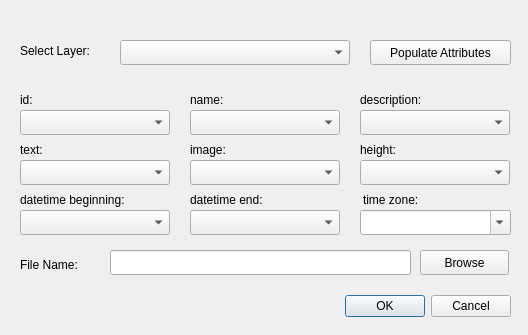
Before: the Qt Designer form CZMLBillboardMaker_dialog_base.ui in muratkendir/CZMLBillboardMaker, drawn with Qt 5.
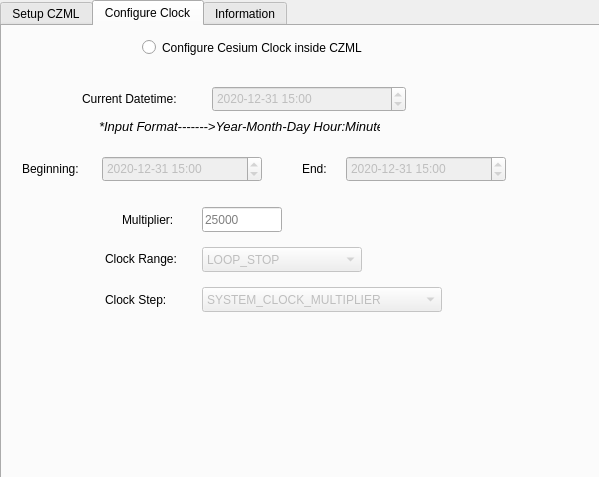
After: the same form once the commit is applied. The open tabs and pages were chosen to show the change. Icons and pictures are not drawn.

Commit message: Time Configuration functions added, information tab added.

What changed in the file:
```diff
--- a/CZMLBillboardMaker_dialog_base.ui
+++ b/CZMLBillboardMaker_dialog_base.ui
@@ -6,8 +6,8 @@
    <rect>
     <x>0</x>
     <y>0</y>
-    <width>528</width>
-    <height>335</height>
+    <width>599</width>
+    <height>477</height>
    </rect>
   </property>
   <property name="windowTitle">
@@ -17,99 +17,40 @@
    <iconset>
     <normaloff>icon.png</normaloff>icon.png</iconset>
   </property>
-  <widget class="QDialogButtonBox" name="button_box">
+  <widget class="QTabWidget" name="tabWidget">
    <property name="geometry">
     <rect>
-     <x>170</x>
-     <y>290</y>
-     <width>341</width>
-     <height>32</height>
+     <x>0</x>
+     <y>0</y>
+     <width>601</width>
+     <height>481</height>
     </rect>
    </property>
-   <property name="orientation">
-    <enum>Qt::Horizontal</enum>
+   <property name="styleSheet">
+    <string notr="true"/>
    </property>
-   <property name="standardButtons">
-    <set>QDialogButtonBox::Cancel|QDialogButtonBox::Ok</set>
+   <property name="currentIndex">
+    <number>0</number>
    </property>
-  </widget>
-  <widget class="QLabel" name="labelSelectLayer">
+   <widget class="QWidget" name="tabLayer">
+    <attribute name="title">
+     <string>Setup CZML</string>
+    </attribute>
+    <widget class="QComboBox" name="comboBoxText">
    <property name="geometry">
     <rect>
      <x>20</x>
-     <y>41</y>
-     <width>91</width>
-     <height>20</height>
-    </rect>
-   </property>
-   <property name="text">
-    <string>Select Layer:</string>
-   </property>
-  </widget>
-  <widget class="QComboBox" name="comboPointLayerNames">
-   <property name="geometry">
-    <rect>
-     <x>120</x>
-     <y>40</y>
-     <width>230</width>
+       <y>140</y>
+       <width>150</width>
      <height>25</height>
     </rect>
    </property>
   </widget>
-  <widget class="QLineEdit" name="lineEditFileName">
-   <property name="geometry">
-    <rect>
-     <x>110</x>
-     <y>250</y>
-     <width>301</width>
-     <height>25</height>
-    </rect>
-   </property>
-  </widget>
-  <widget class="QLabel" name="labelFileName">
-   <property name="geometry">
-    <rect>
-     <x>20</x>
-     <y>255</y>
-     <width>91</width>
-     <height>20</height>
-    </rect>
-   </property>
-   <property name="text">
-    <string>File Name:</string>
-   </property>
-  </widget>
-  <widget class="QLabel" name="labelID">
-   <property name="geometry">
-    <rect>
-     <x>20</x>
-     <y>90</y>
-     <width>91</width>
-     <height>20</height>
-    </rect>
-   </property>
-   <property name="text">
-    <string>id:</string>
-   </property>
-  </widget>
-  <widget class="QLabel" name="labelName">
-   <property name="geometry">
-    <rect>
-     <x>190</x>
-     <y>90</y>
-     <width>81</width>
-     <height>20</height>
-    </rect>
-   </property>
-   <property name="text">
-    <string>name:</string>
-   </property>
-  </widget>
   <widget class="QLabel" name="labelDescription">
    <property name="geometry">
     <rect>
      <x>360</x>
-     <y>90</y>
+       <y>70</y>
      <width>121</width>
      <height>20</height>
     </rect>
@@ -122,20 +63,115 @@
    <property name="geometry">
     <rect>
      <x>20</x>
-     <y>140</y>
+       <y>120</y>
      <width>81</width>
      <height>20</height>
     </rect>
    </property>
    <property name="text">
-    <string>text:</string>
+      <string>label text:</string>
+     </property>
+    </widget>
+    <widget class="QLabel" name="labelSelectLayer">
+     <property name="geometry">
+      <rect>
+       <x>20</x>
+       <y>21</y>
+       <width>91</width>
+       <height>20</height>
+      </rect>
+     </property>
+     <property name="text">
+      <string>Select Layer:</string>
+     </property>
+    </widget>
+    <widget class="QLabel" name="labelName">
+     <property name="geometry">
+      <rect>
+       <x>190</x>
+       <y>70</y>
+       <width>81</width>
+       <height>20</height>
+      </rect>
+     </property>
+     <property name="text">
+      <string>name:</string>
+     </property>
+    </widget>
+    <widget class="QComboBox" name="comboBoxId">
+     <property name="geometry">
+      <rect>
+       <x>20</x>
+       <y>90</y>
+       <width>150</width>
+       <height>25</height>
+      </rect>
+     </property>
+    </widget>
+    <widget class="QComboBox" name="comboBoxImage">
+     <property name="geometry">
+      <rect>
+       <x>190</x>
+       <y>140</y>
+       <width>150</width>
+       <height>25</height>
+      </rect>
+     </property>
+    </widget>
+    <widget class="QLabel" name="labelTimeBeginning">
+     <property name="geometry">
+      <rect>
+       <x>20</x>
+       <y>170</y>
+       <width>161</width>
+       <height>20</height>
+      </rect>
+     </property>
+     <property name="text">
+      <string>datetime beginning:</string>
+     </property>
+    </widget>
+    <widget class="QComboBox" name="comboBoxHeight">
+     <property name="geometry">
+      <rect>
+       <x>360</x>
+       <y>140</y>
+       <width>150</width>
+       <height>25</height>
+      </rect>
+     </property>
+    </widget>
+    <widget class="QLabel" name="labelTimeEnd">
+     <property name="geometry">
+      <rect>
+       <x>190</x>
+       <y>170</y>
+       <width>131</width>
+       <height>20</height>
+      </rect>
+     </property>
+     <property name="text">
+      <string>datetime end:</string>
+     </property>
+    </widget>
+    <widget class="QComboBox" name="comboBoxTimeZone">
+     <property name="geometry">
+      <rect>
+       <x>360</x>
+       <y>190</y>
+       <width>151</width>
+       <height>25</height>
+      </rect>
+     </property>
+     <property name="editable">
+      <bool>true</bool>
    </property>
   </widget>
   <widget class="QLabel" name="labelImage">
    <property name="geometry">
     <rect>
      <x>190</x>
-     <y>140</y>
+       <y>120</y>
      <width>81</width>
      <height>20</height>
     </rect>
@@ -148,7 +184,7 @@
    <property name="geometry">
     <rect>
      <x>360</x>
-     <y>140</y>
+       <y>120</y>
      <width>81</width>
      <height>20</height>
     </rect>
@@ -157,62 +193,12 @@
     <string>height:</string>
    </property>
   </widget>
-  <widget class="QComboBox" name="comboBoxId">
+    <widget class="QLineEdit" name="lineEditFileName">
    <property name="geometry">
     <rect>
-     <x>20</x>
-     <y>110</y>
-     <width>150</width>
-     <height>25</height>
-    </rect>
-   </property>
-  </widget>
-  <widget class="QComboBox" name="comboBoxDescription">
-   <property name="geometry">
-    <rect>
-     <x>360</x>
-     <y>110</y>
-     <width>150</width>
-     <height>25</height>
-    </rect>
-   </property>
-  </widget>
-  <widget class="QComboBox" name="comboBoxName">
-   <property name="geometry">
-    <rect>
-     <x>190</x>
-     <y>110</y>
-     <width>150</width>
-     <height>25</height>
-    </rect>
-   </property>
-  </widget>
-  <widget class="QComboBox" name="comboBoxText">
-   <property name="geometry">
-    <rect>
-     <x>20</x>
-     <y>160</y>
-     <width>150</width>
-     <height>25</height>
-    </rect>
-   </property>
-  </widget>
-  <widget class="QComboBox" name="comboBoxImage">
-   <property name="geometry">
-    <rect>
-     <x>190</x>
-     <y>160</y>
-     <width>150</width>
-     <height>25</height>
-    </rect>
-   </property>
-  </widget>
-  <widget class="QComboBox" name="comboBoxHeight">
-   <property name="geometry">
-    <rect>
-     <x>360</x>
-     <y>160</y>
-     <width>150</width>
+       <x>110</x>
+       <y>230</y>
+       <width>301</width>
      <height>25</height>
     </rect>
    </property>
@@ -221,7 +207,7 @@
    <property name="geometry">
     <rect>
      <x>370</x>
-     <y>40</y>
+       <y>20</y>
      <width>141</width>
      <height>25</height>
     </rect>
@@ -230,60 +216,60 @@
     <string>Populate Attributes</string>
    </property>
   </widget>
-  <widget class="QPushButton" name="pushButtonBrowse">
-   <property name="geometry">
-    <rect>
-     <x>420</x>
-     <y>250</y>
-     <width>89</width>
-     <height>25</height>
-    </rect>
-   </property>
-   <property name="text">
-    <string>Browse</string>
-   </property>
-  </widget>
-  <widget class="QLabel" name="labelTimeBeginning">
+    <widget class="QLabel" name="labelID">
    <property name="geometry">
     <rect>
      <x>20</x>
-     <y>190</y>
-     <width>161</width>
+       <y>70</y>
+       <width>91</width>
      <height>20</height>
     </rect>
    </property>
    <property name="text">
-    <string>datetime beginning:</string>
-   </property>
-  </widget>
-  <widget class="QComboBox" name="comboBoxTimeBeginning">
+      <string>id:</string>
+     </property>
+    </widget>
+    <widget class="QComboBox" name="comboBoxDescription">
    <property name="geometry">
     <rect>
-     <x>20</x>
-     <y>210</y>
+       <x>360</x>
+       <y>90</y>
      <width>150</width>
      <height>25</height>
     </rect>
    </property>
   </widget>
-  <widget class="QLabel" name="labelTimeEnd">
+    <widget class="QDialogButtonBox" name="button_box">
    <property name="geometry">
     <rect>
-     <x>190</x>
-     <y>190</y>
-     <width>131</width>
-     <height>20</height>
-    </rect>
-   </property>
-   <property name="text">
-    <string>datetime end:</string>
+       <x>170</x>
+       <y>270</y>
+       <width>341</width>
+       <height>32</height>
+      </rect>
+     </property>
+     <property name="orientation">
+      <enum>Qt::Horizontal</enum>
+     </property>
+     <property name="standardButtons">
+      <set>QDialogButtonBox::Cancel|QDialogButtonBox::Ok</set>
+     </property>
+    </widget>
+    <widget class="QComboBox" name="comboPointLayerNames">
+     <property name="geometry">
+      <rect>
+       <x>120</x>
+       <y>20</y>
+       <width>230</width>
+       <height>25</height>
+      </rect>
    </property>
   </widget>
   <widget class="QComboBox" name="comboBoxTimeEnd">
    <property name="geometry">
     <rect>
      <x>190</x>
-     <y>210</y>
+       <y>190</y>
      <width>150</width>
      <height>25</height>
     </rect>
@@ -293,7 +279,7 @@
    <property name="geometry">
     <rect>
      <x>363</x>
-     <y>190</y>
+       <y>170</y>
      <width>130</width>
      <height>20</height>
     </rect>
@@ -302,18 +288,418 @@
     <string>time zone:</string>
    </property>
   </widget>
-  <widget class="QComboBox" name="comboBoxTimeZone">
+    <widget class="QPushButton" name="pushButtonBrowse">
    <property name="geometry">
     <rect>
-     <x>360</x>
-     <y>210</y>
-     <width>151</width>
+       <x>420</x>
+       <y>230</y>
+       <width>89</width>
      <height>25</height>
     </rect>
    </property>
-   <property name="editable">
+     <property name="text">
+      <string>Browse</string>
+     </property>
+    </widget>
+    <widget class="QComboBox" name="comboBoxName">
+     <property name="geometry">
+      <rect>
+       <x>190</x>
+       <y>90</y>
+       <width>150</width>
+       <height>25</height>
+      </rect>
+     </property>
+    </widget>
+    <widget class="QLabel" name="labelFileName">
+     <property name="geometry">
+      <rect>
+       <x>20</x>
+       <y>235</y>
+       <width>91</width>
+       <height>20</height>
+      </rect>
+     </property>
+     <property name="text">
+      <string>File Name:</string>
+     </property>
+    </widget>
+    <widget class="QComboBox" name="comboBoxTimeBeginning">
+     <property name="geometry">
+      <rect>
+       <x>20</x>
+       <y>190</y>
+       <width>150</width>
+       <height>25</height>
+      </rect>
+     </property>
+    </widget>
+   </widget>
+   <widget class="QWidget" name="tabClock">
+    <attribute name="title">
+     <string>Configure Clock</string>
+    </attribute>
+    <widget class="QRadioButton" name="radioButtonClockConf">
+     <property name="geometry">
+      <rect>
+       <x>140</x>
+       <y>10</y>
+       <width>271</width>
+       <height>23</height>
+      </rect>
+     </property>
+     <property name="text">
+      <string>Configure Cesium Clock inside CZML</string>
+     </property>
+    </widget>
+    <widget class="QDateTimeEdit" name="dateTimeEditClockCurrent">
+     <property name="enabled">
+      <bool>false</bool>
+     </property>
+     <property name="geometry">
+      <rect>
+       <x>210</x>
+       <y>60</y>
+       <width>194</width>
+       <height>26</height>
+      </rect>
+     </property>
+     <property name="dateTime">
+      <datetime>
+       <hour>15</hour>
+       <minute>0</minute>
+       <second>0</second>
+       <year>2020</year>
+       <month>12</month>
+       <day>31</day>
+      </datetime>
+     </property>
+     <property name="displayFormat">
+      <string>yyyy-MM-dd HH:mm</string>
+     </property>
+     <property name="timeSpec">
+      <enum>Qt::UTC</enum>
+     </property>
+    </widget>
+    <widget class="QLabel" name="labelClockCurrentDatetime">
+     <property name="enabled">
     <bool>true</bool>
    </property>
+     <property name="geometry">
+      <rect>
+       <x>80</x>
+       <y>63</y>
+       <width>131</width>
+       <height>20</height>
+      </rect>
+     </property>
+     <property name="text">
+      <string>Current Datetime:</string>
+     </property>
+    </widget>
+    <widget class="QLabel" name="labelInputClockFormatDatetime">
+     <property name="enabled">
+      <bool>true</bool>
+     </property>
+     <property name="geometry">
+      <rect>
+       <x>97</x>
+       <y>90</y>
+       <width>281</width>
+       <height>20</height>
+      </rect>
+     </property>
+     <property name="font">
+      <font>
+       <family>Ubuntu</family>
+       <pointsize>10</pointsize>
+       <italic>true</italic>
+      </font>
+     </property>
+     <property name="text">
+      <string>*Input Format-------&gt;Year-Month-Day Hour:Minute</string>
+     </property>
+    </widget>
+    <widget class="QDateTimeEdit" name="dateTimeEditClockBeginning">
+     <property name="enabled">
+      <bool>false</bool>
+     </property>
+     <property name="geometry">
+      <rect>
+       <x>100</x>
+       <y>130</y>
+       <width>160</width>
+       <height>26</height>
+      </rect>
+     </property>
+     <property name="dateTime">
+      <datetime>
+       <hour>15</hour>
+       <minute>0</minute>
+       <second>0</second>
+       <year>2020</year>
+       <month>12</month>
+       <day>31</day>
+      </datetime>
+     </property>
+     <property name="displayFormat">
+      <string>yyyy-MM-dd HH:mm</string>
+     </property>
+     <property name="timeSpec">
+      <enum>Qt::UTC</enum>
+     </property>
+    </widget>
+    <widget class="QLabel" name="labelClockBeginningDatetime">
+     <property name="enabled">
+      <bool>true</bool>
+     </property>
+     <property name="geometry">
+      <rect>
+       <x>20</x>
+       <y>133</y>
+       <width>81</width>
+       <height>20</height>
+      </rect>
+     </property>
+     <property name="text">
+      <string>Beginning:</string>
+     </property>
+    </widget>
+    <widget class="QLabel" name="labelClockEndDatetime">
+     <property name="enabled">
+      <bool>true</bool>
+     </property>
+     <property name="geometry">
+      <rect>
+       <x>300</x>
+       <y>133</y>
+       <width>31</width>
+       <height>20</height>
+      </rect>
+     </property>
+     <property name="text">
+      <string>End:</string>
+     </property>
+    </widget>
+    <widget class="QDateTimeEdit" name="dateTimeEditClockEnd">
+     <property name="enabled">
+      <bool>false</bool>
+     </property>
+     <property name="geometry">
+      <rect>
+       <x>344</x>
+       <y>130</y>
+       <width>160</width>
+       <height>26</height>
+      </rect>
+     </property>
+     <property name="dateTime">
+      <datetime>
+       <hour>15</hour>
+       <minute>0</minute>
+       <second>0</second>
+       <year>2020</year>
+       <month>12</month>
+       <day>31</day>
+      </datetime>
+     </property>
+     <property name="maximumDate">
+      <date>
+       <year>9999</year>
+       <month>12</month>
+       <day>31</day>
+      </date>
+     </property>
+     <property name="displayFormat">
+      <string>yyyy-MM-dd HH:mm</string>
+     </property>
+     <property name="timeSpec">
+      <enum>Qt::UTC</enum>
+     </property>
+    </widget>
+    <widget class="QLabel" name="labelClockMultiplier">
+     <property name="enabled">
+      <bool>true</bool>
+     </property>
+     <property name="geometry">
+      <rect>
+       <x>120</x>
+       <y>185</y>
+       <width>71</width>
+       <height>17</height>
+      </rect>
+     </property>
+     <property name="text">
+      <string>Multiplier:</string>
+     </property>
+    </widget>
+    <widget class="QLineEdit" name="lineEditClockMultiplier">
+     <property name="geometry">
+      <rect>
+       <x>200</x>
+       <y>181</y>
+       <width>80</width>
+       <height>25</height>
+      </rect>
+     </property>
+     <property name="placeholderText">
+      <string>25000</string>
+     </property>
+    </widget>
+    <widget class="QLabel" name="labelClockRange">
+     <property name="enabled">
+      <bool>true</bool>
+     </property>
+     <property name="geometry">
+      <rect>
+       <x>103</x>
+       <y>223</y>
+       <width>91</width>
+       <height>20</height>
+      </rect>
+     </property>
+     <property name="text">
+      <string>Clock Range:</string>
+     </property>
+    </widget>
+    <widget class="QComboBox" name="comboBoxClockRange">
+     <property name="enabled">
+      <bool>false</bool>
+     </property>
+     <property name="geometry">
+      <rect>
+       <x>200</x>
+       <y>221</y>
+       <width>160</width>
+       <height>25</height>
+      </rect>
+     </property>
+     <item>
+      <property name="text">
+       <string>LOOP_STOP</string>
+      </property>
+     </item>
+     <item>
+      <property name="text">
+       <string>UNBOUNDED</string>
+      </property>
+     </item>
+     <item>
+      <property name="text">
+       <string>CLAMPED</string>
+      </property>
+     </item>
+    </widget>
+    <widget class="QLabel" name="labelClockRange_2">
+     <property name="enabled">
+      <bool>true</bool>
+     </property>
+     <property name="geometry">
+      <rect>
+       <x>103</x>
+       <y>264</y>
+       <width>81</width>
+       <height>20</height>
+      </rect>
+     </property>
+     <property name="text">
+      <string>Clock Step:</string>
+     </property>
+    </widget>
+    <widget class="QComboBox" name="comboBoxClockStep">
+     <property name="enabled">
+      <bool>false</bool>
+     </property>
+     <property name="geometry">
+      <rect>
+       <x>200</x>
+       <y>261</y>
+       <width>240</width>
+       <height>25</height>
+      </rect>
+     </property>
+     <item>
+      <property name="text">
+       <string>SYSTEM_CLOCK_MULTIPLIER</string>
+      </property>
+     </item>
+     <item>
+      <property name="text">
+       <string>TICK_DEPENDENT</string>
+      </property>
+     </item>
+     <item>
+      <property name="text">
+       <string>SYSTEM_CLOCK</string>
+      </property>
+     </item>
+    </widget>
+   </widget>
+   <widget class="QWidget" name="tabInfo">
+    <attribute name="title">
+     <string>Information</string>
+    </attribute>
+    <widget class="QCommandLinkButton" name="commandLinkButton">
+     <property name="geometry">
+      <rect>
+       <x>20</x>
+       <y>10</y>
+       <width>291</width>
+       <height>31</height>
+      </rect>
+     </property>
+     <property name="autoFillBackground">
+      <bool>true</bool>
+     </property>
+     <property name="text">
+      <string>Visit CZML Guide to learn about parameters.</string>
+     </property>
+    </widget>
+    <widget class="QLabel" name="label">
+     <property name="geometry">
+      <rect>
+       <x>0</x>
+       <y>0</y>
+       <width>611</width>
+       <height>451</height>
+      </rect>
+     </property>
+     <property name="autoFillBackground">
+      <bool>true</bool>
+     </property>
+     <property name="styleSheet">
+      <string notr="true"/>
+     </property>
+     <property name="text">
+      <string/>
+     </property>
+     <property name="pixmap">
+      <pixmap>:/plugins/CZMLBillboardMaker/attributes_info.png</pixmap>
+     </property>
+    </widget>
+    <widget class="QLabel" name="label_2">
+     <property name="geometry">
+      <rect>
+       <x>350</x>
+       <y>360</y>
+       <width>233</width>
+       <height>58</height>
+      </rect>
+     </property>
+     <property name="frameShape">
+      <enum>QFrame::Box</enum>
+     </property>
+     <property name="text">
+      <string/>
+     </property>
+     <property name="pixmap">
+      <pixmap>:/plugins/CZMLBillboardMaker/stamp.png</pixmap>
+     </property>
+    </widget>
+    <zorder>label</zorder>
+    <zorder>commandLinkButton</zorder>
+    <zorder>label_2</zorder>
+   </widget>
   </widget>
  </widget>
  <resources/>
```
Lines whose indentation alone changed are shown as unchanged. The commit also changes 12 other files.
